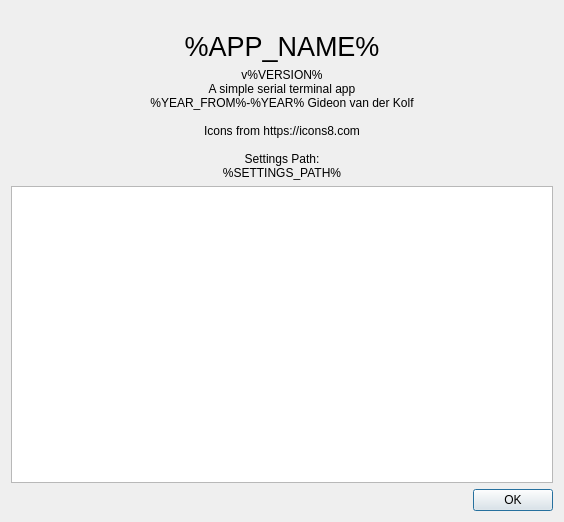
Qt form src/aboutdialog.ui (noedigcode/SimpleSerial) before a commit.
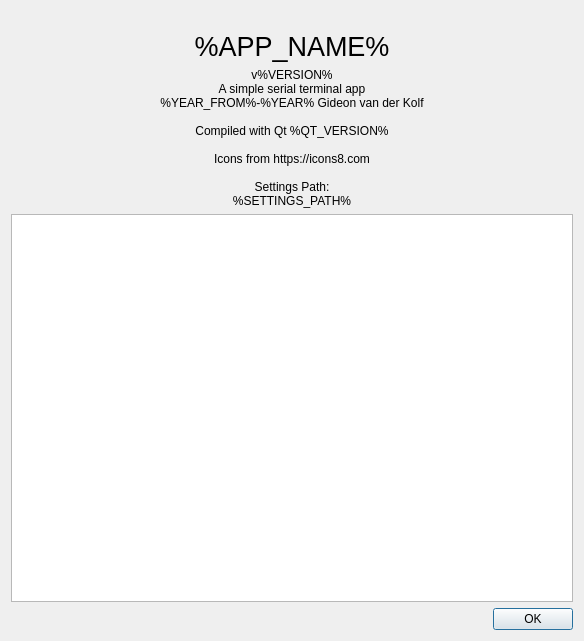
The same form after that commit. Icons and pictures are not drawn.

Commit message: Add Qt version to about dialog.

The edit to the form file:
```diff
--- a/src/aboutdialog.ui
+++ b/src/aboutdialog.ui
@@ -6,8 +6,8 @@
    <rect>
     <x>0</x>
     <y>0</y>
-    <width>564</width>
-    <height>522</height>
+    <width>584</width>
+    <height>641</height>
    </rect>
   </property>
   <property name="windowTitle">
@@ -52,6 +52,8 @@
 A simple serial terminal app
 %YEAR_FROM%-%YEAR% Gideon van der Kolf
 
+Compiled with Qt %QT_VERSION%
+
 Icons from https://icons8.com
 
 Settings Path:
```
Left out of the diff: 8 changed lines with no effect on the pictures. The commit also changes 1 other file.
